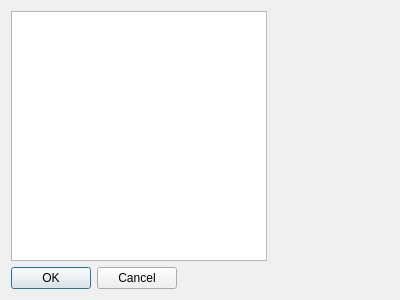
Old version of the form SystemGUI/optionsdialog.ui in the repository GordonRevell/PinkDoveSoft.
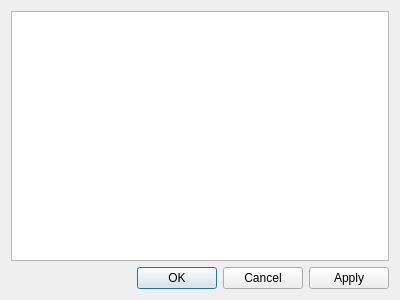
New version of the form. Icons and pictures are not drawn.

What changed in the file:
```diff
--- a/SystemGUI/optionsdialog.ui
+++ b/SystemGUI/optionsdialog.ui
@@ -14,19 +14,19 @@
    <string>Dialog</string>
   </property>
   <layout class="QFormLayout" name="formLayout">
-   <item row="0" column="0">
-    <widget class="QTableView" name="tableView"/>
-   </item>
-   <item row="1" column="0">
+   <item row="1" column="1">
     <widget class="QDialogButtonBox" name="buttonBox">
      <property name="orientation">
       <enum>Qt::Horizontal</enum>
      </property>
      <property name="standardButtons">
-      <set>QDialogButtonBox::Cancel|QDialogButtonBox::Ok</set>
+      <set>QDialogButtonBox::Apply|QDialogButtonBox::Cancel|QDialogButtonBox::Ok</set>
      </property>
     </widget>
    </item>
+   <item row="0" column="0" colspan="2">
+    <widget class="QTableView" name="tableView"/>
+   </item>
   </layout>
  </widget>
  <resources/>
```
Left out of the diff: 16 changed lines with no effect on the pictures.
